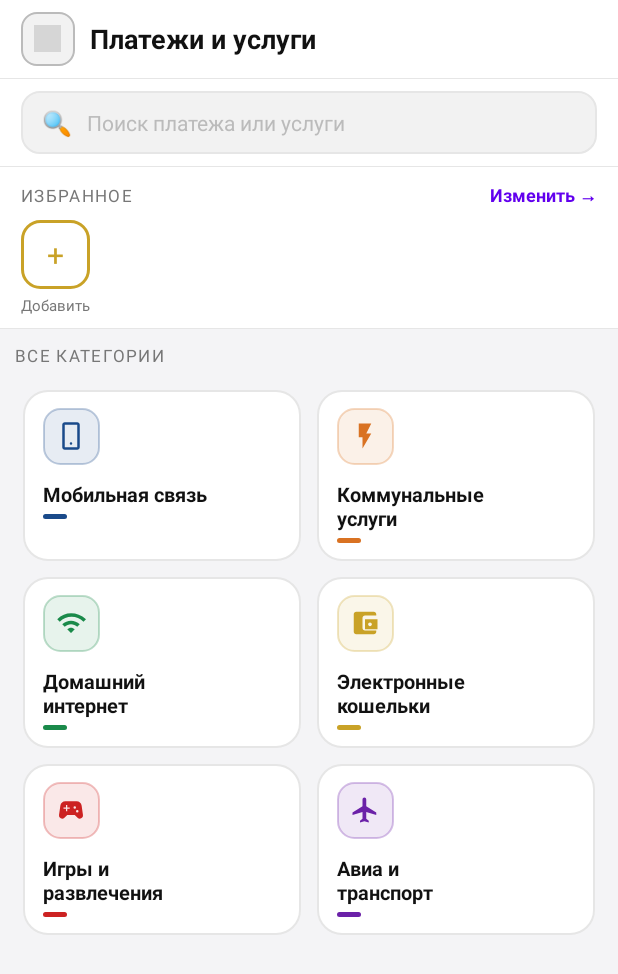
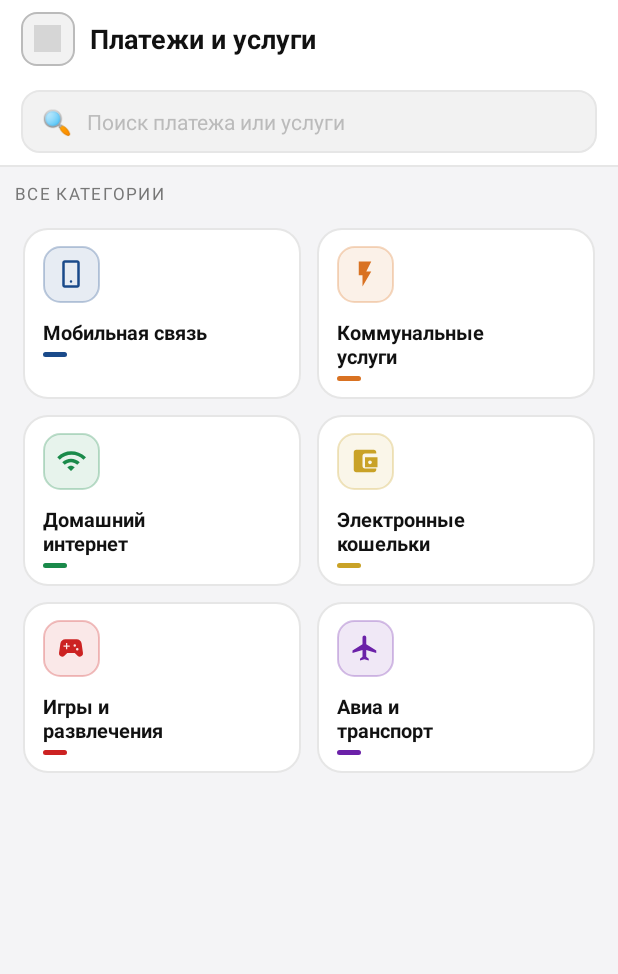
Before and after one commit to NailGareev/TumarSuperApp, an Android app: the fragment PaymentsFragment shown on its own in the app's theme, on a phone screen of 412 x 824 dp. Shown: the top 974 px of the screen. Run offline under Robolectric (Android 15) with nearby library versions, the phone set to English and light mode, and no system bars; 1 statement that could not run was skipped; grey boxes are pictures that could not be loaded.

Commit message:
Hide empty favorites section in payments

```diff
--- a/app/src/main/java/com/digitalcompany/tumarsuperapp/PaymentsFragment.java
+++ b/app/src/main/java/com/digitalcompany/tumarsuperapp/PaymentsFragment.java
@@ -39,6 +39,8 @@ public class PaymentsFragment extends Fragment {
     private TextView tvPaymentsTitle;
     private View layoutCategories;
     private LinearLayout layoutServices;
+    private View sectionFavorites;
+    private View dividerFavorites;
     private LinearLayout llFavoritesRow;
     private LinearLayout llCountryTabs;
     private View sectionCountryTabs;
@@ -63,6 +65,8 @@ public class PaymentsFragment extends Fragment {
         tvPaymentsTitle   = view.findViewById(R.id.tv_payments_title);
         layoutCategories  = view.findViewById(R.id.layout_categories);
         layoutServices    = view.findViewById(R.id.layout_services);
+        sectionFavorites  = view.findViewById(R.id.section_favorites);
+        dividerFavorites  = view.findViewById(R.id.divider_favorites);
         llFavoritesRow    = view.findViewById(R.id.ll_favorites_row);
         llCountryTabs     = view.findViewById(R.id.ll_country_tabs);
         sectionCountryTabs = view.findViewById(R.id.section_country_tabs);
@@ -146,6 +150,18 @@ public class PaymentsFragment extends Fragment {
         int marginPx   = (int)(12 * density);
 
         List<String> favList = new ArrayList<>(favSet);
+        boolean hasFavorites = !favList.isEmpty();
+        if (sectionFavorites != null) {
+            sectionFavorites.setVisibility(hasFavorites ? View.VISIBLE : View.GONE);
+        }
+        if (dividerFavorites != null) {
+            dividerFavorites.setVisibility(hasFavorites ? View.VISIBLE : View.GONE);
+        }
+        if (!hasFavorites) {
+            favoritesEditMode = false;
+            return;
+        }
+
         // Show max 5 favorites
         int count = Math.min(favList.size(), 5);
         for (int i = 0; i < count; i++) {
@@ -241,48 +257,6 @@ public class PaymentsFragment extends Fragment {
             });
 
             llFavoritesRow.addView(item);
-        }
-
-        // "+ Добавить" placeholder if fewer than 5
-        if (count < 5) {
-            LinearLayout addItem = new LinearLayout(requireContext());
-            addItem.setOrientation(LinearLayout.VERTICAL);
-            addItem.setGravity(android.view.Gravity.CENTER_HORIZONTAL);
-            LinearLayout.LayoutParams lp = new LinearLayout.LayoutParams(
-                    LinearLayout.LayoutParams.WRAP_CONTENT, LinearLayout.LayoutParams.WRAP_CONTENT);
-            lp.setMarginEnd(marginPx);
-            addItem.setLayoutParams(lp);
-
-            FrameLayout addBox = new FrameLayout(requireContext());
-            LinearLayout.LayoutParams boxLp = new LinearLayout.LayoutParams(iconSizePx, iconSizePx);
-            addBox.setLayoutParams(boxLp);
-            GradientDrawable addBg = new GradientDrawable();
-            addBg.setColor(0xFFFFFFFF);
-            addBg.setStroke((int)(2 * density), 0xFFC9A227);
-            addBg.setCornerRadius(12 * density);
-            addBox.setBackground(addBg);
-
-            TextView tvPlus = new TextView(requireContext());
-            FrameLayout.LayoutParams plusLp = new FrameLayout.LayoutParams(
-                    FrameLayout.LayoutParams.WRAP_CONTENT, FrameLayout.LayoutParams.WRAP_CONTENT);
-            plusLp.gravity = android.view.Gravity.CENTER;
-            tvPlus.setLayoutParams(plusLp);
-            tvPlus.setTextSize(20);
-            tvPlus.setTextColor(0xFFC9A227);
-            tvPlus.setText("+");
-            addBox.addView(tvPlus);
-            addItem.addView(addBox);
-
-            TextView tvAddLabel = new TextView(requireContext());
-            LinearLayout.LayoutParams lblLp = new LinearLayout.LayoutParams(
-                    LinearLayout.LayoutParams.WRAP_CONTENT, LinearLayout.LayoutParams.WRAP_CONTENT);
-            lblLp.topMargin = (int)(4 * density);
-            tvAddLabel.setLayoutParams(lblLp);
-            tvAddLabel.setTextSize(10);
-            tvAddLabel.setTextColor(0xFF777777);
-            tvAddLabel.setText("Добавить");
-            addItem.addView(tvAddLabel);
-            llFavoritesRow.addView(addItem);
         }
     }
 
--- a/app/src/main/res/layout/fragment_payments.xml
+++ b/app/src/main/res/layout/fragment_payments.xml
@@ -47,6 +47,7 @@
 
     <!-- Header divider -->
     <View
+        android:id="@+id/divider_favorites"
         android:layout_width="match_parent"
         android:layout_height="1px"
         android:background="#E6E6E6" />
```
